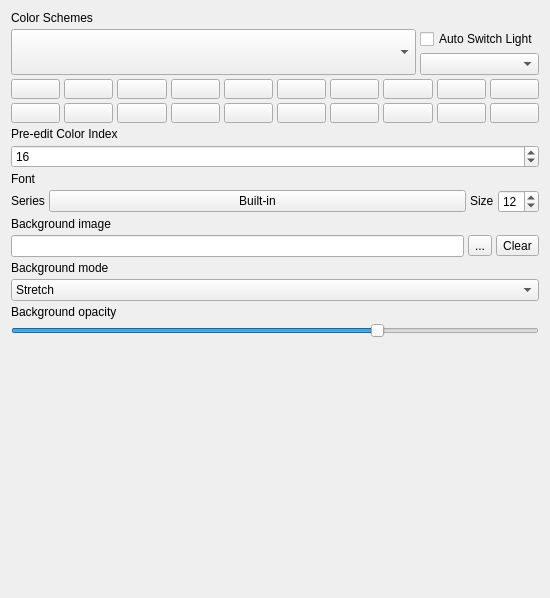
QQxiaoming/quardCRT, file src/globaloptions/globaloptionsappearancewidget.ui: the form before one commit.
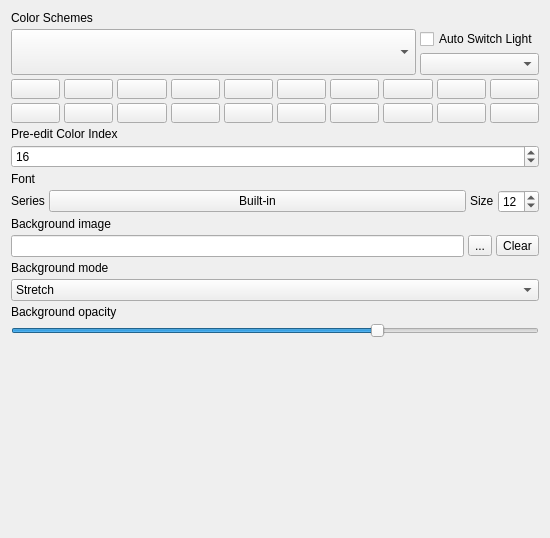
The form after the commit.

```diff
--- a/src/globaloptions/globaloptionsappearancewidget.ui
+++ b/src/globaloptions/globaloptionsappearancewidget.ui
@@ -7,9 +7,15 @@
     <x>0</x>
     <y>0</y>
     <width>550</width>
-    <height>598</height>
+    <height>538</height>
    </rect>
   </property>
+  <property name="sizePolicy">
+   <sizepolicy hsizetype="Expanding" vsizetype="Expanding">
+    <horstretch>0</horstretch>
+    <verstretch>0</verstretch>
+   </sizepolicy>
+  </property>
   <layout class="QVBoxLayout" name="verticalLayout">
    <property name="spacing">
     <number>4</number>
@@ -718,12 +724,15 @@
    <item>
     <spacer name="verticalSpacer">
      <property name="orientation">
-      <enum>Qt::Orientation::Vertical</enum>
+      <enum>Qt::Vertical</enum>
+     </property>
+     <property name="sizeType">
+      <enum>QSizePolicy::MinimumExpanding</enum>
      </property>
      <property name="sizeHint" stdset="0">
       <size>
        <width>20</width>
-       <height>40</height>
+       <height>0</height>
       </size>
      </property>
     </spacer>
```
Left out of the diff: 2 changed lines with no effect on the pictures.
